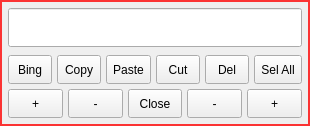
ic005k/Knot-Legacy, file src/TextSelector.ui: the form before one commit.
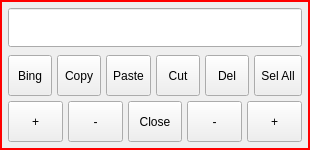
The form after the commit. Icons and pictures are not drawn.

The edit to the form file:
```diff
--- a/src/TextSelector.ui
+++ b/src/TextSelector.ui
@@ -7,7 +7,7 @@
     <x>0</x>
     <y>0</y>
     <width>310</width>
-    <height>126</height>
+    <height>150</height>
    </rect>
   </property>
   <property name="windowTitle">
@@ -18,9 +18,10 @@
 	/*background-color: rgb(255, 25, 25);*/	
 	
 	/*border-image:url(:/res/b.png);	*/
+
 	border-style:solid;						
 	border-width:2px;						
-	border-color:rgb(251, 51, 51);		
+	border-color:rgb(255,0,0);		
 
 	
 }</string>
```
